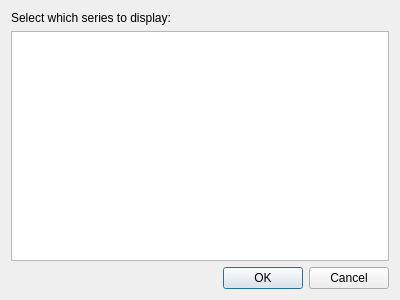
Qt form seriesselectdialog.ui (miyamot0/DataTracker3) before a commit.
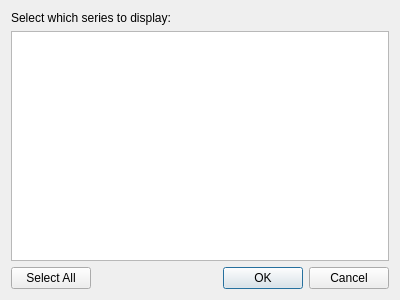
The same form after that commit.

Commit message: Select all options, for numerous keys

The edit to the form file:
```diff
--- a/seriesselectdialog.ui
+++ b/seriesselectdialog.ui
@@ -29,6 +29,28 @@
     </layout>
    </item>
    <item>
+    <layout class="QHBoxLayout" name="horizontalLayout">
+     <item>
+      <widget class="QPushButton" name="pushButtonSelectAll">
+       <property name="text">
+        <string>Select All</string>
+       </property>
+      </widget>
+     </item>
+     <item>
+      <spacer name="horizontalSpacer">
+       <property name="orientation">
+        <enum>Qt::Horizontal</enum>
+       </property>
+       <property name="sizeHint" stdset="0">
+        <size>
+         <width>40</width>
+         <height>20</height>
+        </size>
+       </property>
+      </spacer>
+     </item>
+     <item>
     <widget class="QDialogButtonBox" name="buttonBox">
      <property name="orientation">
       <enum>Qt::Horizontal</enum>
@@ -37,6 +59,8 @@
       <set>QDialogButtonBox::Cancel|QDialogButtonBox::Ok</set>
      </property>
     </widget>
+     </item>
+    </layout>
    </item>
   </layout>
  </widget>
```
Lines whose indentation alone changed are shown as unchanged. The commit also changes 2 other files.
